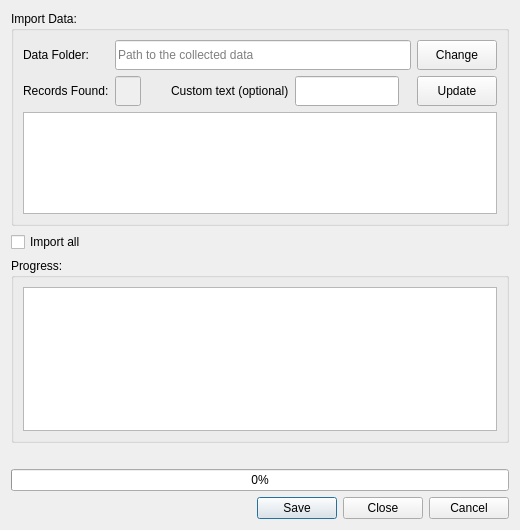
The window that stdm/ui/ui_geoodk_import.ui (gltn/stdm) describes before a commit, drawn with Qt 5.
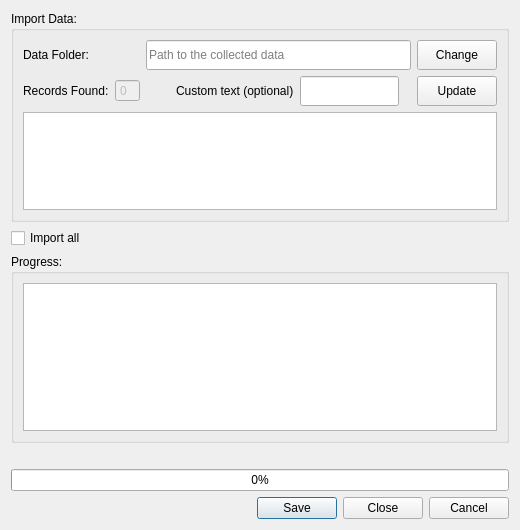
The same window after the commit.

Commit message:
Mobile Module: Refactor data import functions
This patch refactors code that handles mobile data import, this is
an on-going effort to clean the code in the mobile module so as to
weed out/expose bugs that re-occur durting the data import process

```diff
--- a/stdm/ui/ui_geoodk_import.ui
+++ b/stdm/ui/ui_geoodk_import.ui
@@ -40,7 +40,7 @@
         <property name="bottomMargin">
          <number>0</number>
         </property>
-        <item row="0" column="10">
+        <item row="0" column="11">
          <widget class="QPushButton" name="btn_chang_dir">
           <property name="minimumSize">
            <size>
@@ -62,7 +62,7 @@
           </property>
          </widget>
         </item>
-        <item row="0" column="1" colspan="9">
+        <item row="0" column="2" colspan="9">
          <widget class="QLineEdit" name="txt_directory">
           <property name="minimumSize">
            <size>
@@ -84,14 +84,7 @@
           </property>
          </widget>
         </item>
-        <item row="0" column="0">
-         <widget class="QLabel" name="label_2">
-          <property name="text">
-           <string>Data Folder:</string>
-          </property>
-         </widget>
-        </item>
-        <item row="2" column="10">
+        <item row="2" column="11">
          <widget class="QPushButton" name="btn_refresh">
           <property name="minimumSize">
            <size>
@@ -110,6 +103,23 @@
           </property>
          </widget>
         </item>
+        <item row="0" column="0">
+         <widget class="QLabel" name="label_2">
+          <property name="text">
+           <string>Data Folder:</string>
+          </property>
+         </widget>
+        </item>
+        <item row="2" column="8">
+         <widget class="QLineEdit" name="txt_filter">
+          <property name="minimumSize">
+           <size>
+            <width>30</width>
+            <height>30</height>
+           </size>
+          </property>
+         </widget>
+        </item>
         <item row="2" column="0">
          <widget class="QLabel" name="label">
           <property name="text">
@@ -118,41 +128,22 @@
          </widget>
         </item>
         <item row="2" column="7">
-         <widget class="QLineEdit" name="txt_filter">
-          <property name="minimumSize">
-           <size>
-            <width>30</width>
-            <height>30</height>
-           </size>
+         <widget class="QLabel" name="label_14">
+          <property name="text">
+           <string>Custom text (optional)</string>
           </property>
          </widget>
         </item>
         <item row="2" column="1">
-         <widget class="QLineEdit" name="txt_count">
+         <widget class="QSpinBox" name="txt_count">
           <property name="enabled">
            <bool>false</bool>
           </property>
-          <property name="minimumSize">
-           <size>
-            <width>0</width>
-            <height>30</height>
-           </size>
+          <property name="readOnly">
+           <bool>true</bool>
           </property>
-          <property name="maximumSize">
-           <size>
-            <width>30</width>
-            <height>16777215</height>
-           </size>
-          </property>
-          <property name="maxLength">
-           <number>25</number>
-          </property>
-         </widget>
-        </item>
-        <item row="2" column="6">
-         <widget class="QLabel" name="label_14">
-          <property name="text">
-           <string>Custom text (optional)</string>
+          <property name="buttonSymbols">
+           <enum>QAbstractSpinBox::NoButtons</enum>
           </property>
          </widget>
         </item>
```
The commit also changes 4 other files.
